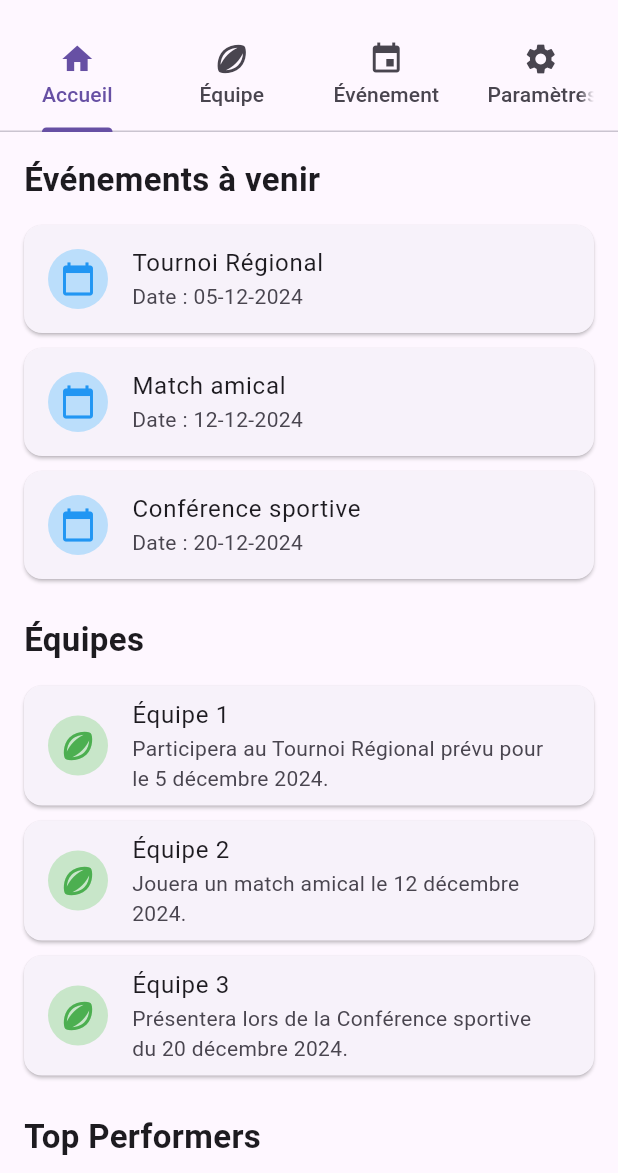
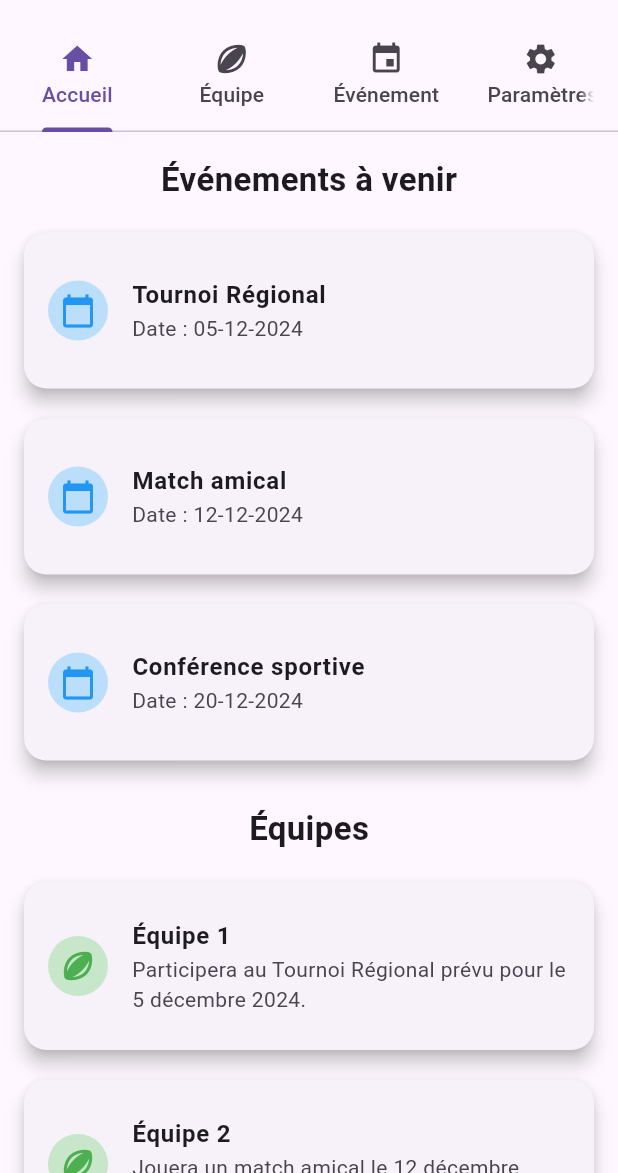
Before and after one commit to Thibyatchu/flutter_orgateam, a Flutter app: the screen it shows after launch, on a phone screen of 412 x 824 dp, the part 63-1236 px from its top. Run offline on Flutter 3.47's test engine with Material 3 defaults, Android fonts, the phone set to English and light mode, and no system bars.

Commit message:
maj accueil

```diff
--- a/lib/pages/accueil/accueil_screen.dart
+++ b/lib/pages/accueil/accueil_screen.dart
@@ -60,28 +60,37 @@ class AccueilScreen extends StatelessWidget {
       child: Padding(
         padding: const EdgeInsets.all(16.0),
         child: Column(
-          crossAxisAlignment: CrossAxisAlignment.start,
+          crossAxisAlignment: CrossAxisAlignment.center,
           children: [
             const Text(
               "Événements à venir",
               style: TextStyle(fontSize: 22, fontWeight: FontWeight.bold),
             ),
             const SizedBox(height: 10),
+            // Liste des événements avec un Card réduit
             ListView.builder(
               shrinkWrap: true,
               physics: const NeverScrollableScrollPhysics(),
               itemCount: evenements.length,
               itemBuilder: (context, index) {
                 final evenement = evenements[index];
-                return Card(
-                  margin: const EdgeInsets.symmetric(vertical: 5),
+                return Container(
+                  width: MediaQuery.of(context).size.width * 0.8, // Limite la largeur de la carte
+                  child: Card(
+                    margin: const EdgeInsets.symmetric(vertical: 10),
+                    elevation: 5,
+                    shape: RoundedRectangleBorder(
+                      borderRadius: BorderRadius.circular(15),
+                    ),
                     child: ListTile(
+                      contentPadding: const EdgeInsets.all(16),
                       leading: CircleAvatar(
                         backgroundColor: Colors.blue.shade100,
                         child: const Icon(Icons.calendar_today, color: Colors.blue),
                       ),
-                    title: Text(evenement.titre),
+                      title: Text(evenement.titre, style: TextStyle(fontWeight: FontWeight.bold)),
                       subtitle: Text("Date : ${evenement.date}"),
+                    ),
                   ),
                 );
               },
@@ -92,21 +101,30 @@ class AccueilScreen extends StatelessWidget {
               style: TextStyle(fontSize: 22, fontWeight: FontWeight.bold),
             ),
             const SizedBox(height: 10),
+            // Liste des équipes avec un Card réduit
             ListView.builder(
               shrinkWrap: true,
               physics: const NeverScrollableScrollPhysics(),
               itemCount: equipes.length,
               itemBuilder: (context, index) {
                 final equipe = equipes[index];
-                return Card(
-                  margin: const EdgeInsets.symmetric(vertical: 5),
+                return Container(
+                  width: MediaQuery.of(context).size.width * 0.8, // Limite la largeur de la carte
+                  child: Card(
+                    margin: const EdgeInsets.symmetric(vertical: 10),
+                    elevation: 5,
+                    shape: RoundedRectangleBorder(
+                      borderRadius: BorderRadius.circular(15),
+                    ),
                     child: ListTile(
+                      contentPadding: const EdgeInsets.all(16),
                       leading: CircleAvatar(
                         backgroundColor: Colors.green.shade100,
                         child: const Icon(Icons.sports_rugby, color: Colors.green),
                       ),
-                    title: Text(equipe.title),
+                      title: Text(equipe.title, style: TextStyle(fontWeight: FontWeight.bold)),
                       subtitle: Text(equipe.description),
+                    ),
                   ),
                 );
               },
@@ -117,20 +135,28 @@ class AccueilScreen extends StatelessWidget {
               style: TextStyle(fontSize: 22, fontWeight: FontWeight.bold),
             ),
             const SizedBox(height: 10),
+            // Liste des joueurs avec un Card réduit
             ListView.builder(
               shrinkWrap: true,
               physics: const NeverScrollableScrollPhysics(),
               itemCount: joueursTopPerformers.length,
               itemBuilder: (context, index) {
                 final joueur = joueursTopPerformers[index];
-                return Card(
-                  margin: const EdgeInsets.symmetric(vertical: 5),
+                return Container(
+                  width: MediaQuery.of(context).size.width * 0.8, // Limite la largeur de la carte
+                  child: Card(
+                    margin: const EdgeInsets.symmetric(vertical: 10),
+                    elevation: 5,
+                    shape: RoundedRectangleBorder(
+                      borderRadius: BorderRadius.circular(15),
+                    ),
                     child: ListTile(
+                      contentPadding: const EdgeInsets.all(16),
                       leading: CircleAvatar(
                         backgroundColor: Colors.orange.shade100,
                         child: const Icon(Icons.person, color: Colors.orange),
                       ),
-                    title: Text(joueur.nom),
+                      title: Text(joueur.nom, style: TextStyle(fontWeight: FontWeight.bold)),
                       subtitle: Text(
                         "Position : ${joueur.position}\nEssais marqués : ${joueur.essaisMarques}",
                       ),
@@ -146,6 +172,7 @@ class AccueilScreen extends StatelessWidget {
                         },
                       ),
                     ),
+                  ),
                 );
               },
             ),
```
Lines whose indentation alone changed are shown as unchanged.
